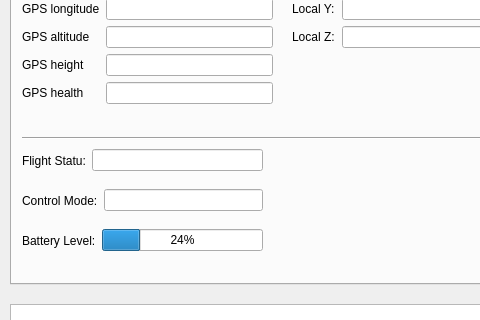
Qt form src/teamhku_ocs/teamhku_ocs.ui (SiChiTong/teamhku_ocs) before a commit; both pictures show x 0 to 480 and y 176 to 496 of the 1079 by 615 pixel window.
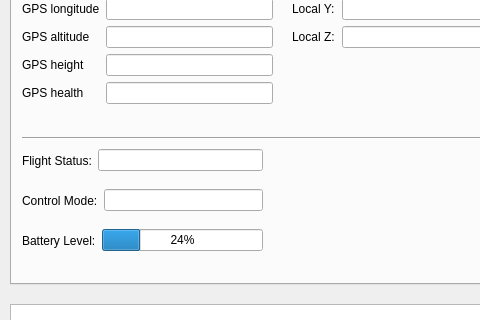
The same form after that commit. The open tabs and pages were chosen to show the change.

Commit message: change the expr of number

Diff of the .ui file:
```diff
--- a/src/teamhku_ocs/teamhku_ocs.ui
+++ b/src/teamhku_ocs/teamhku_ocs.ui
@@ -146,7 +146,7 @@
       <item>
        <widget class="QLabel" name="label">
         <property name="text">
-         <string>Flight Statu:</string>
+         <string>Flight Status:</string>
         </property>
        </widget>
       </item>
```
Left out of the diff: 2 changed lines with no effect on the pictures. The commit also changes 2 other files.
